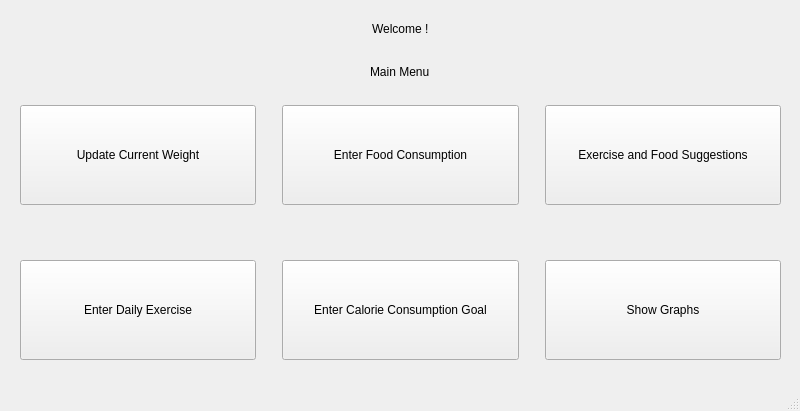
Old version of the form mainmenu.ui in the repository kevinlucas23/getFit.
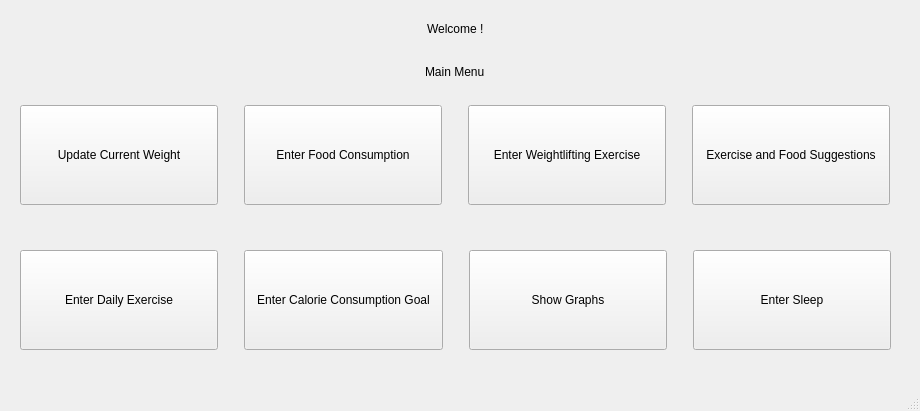
New version of the form.

Commit message: added two buttons

Patch:
```diff
--- a/mainmenu.ui
+++ b/mainmenu.ui
@@ -6,7 +6,7 @@
    <rect>
     <x>0</x>
     <y>0</y>
-    <width>800</width>
+    <width>920</width>
     <height>411</height>
    </rect>
   </property>
@@ -19,7 +19,7 @@
      <rect>
       <x>0</x>
       <y>100</y>
-      <width>801</width>
+      <width>910</width>
       <height>111</height>
      </rect>
     </property>
@@ -80,6 +80,41 @@
        <property name="text">
         <string>Enter Food Consumption</string>
        </property>
+       <property name="iconSize">
+        <size>
+         <width>16</width>
+         <height>16</height>
+        </size>
+       </property>
+      </widget>
+     </item>
+     <item>
+      <spacer name="horizontalSpacer_9">
+       <property name="orientation">
+        <enum>Qt::Horizontal</enum>
+       </property>
+       <property name="sizeType">
+        <enum>QSizePolicy::Fixed</enum>
+       </property>
+       <property name="sizeHint" stdset="0">
+        <size>
+         <width>20</width>
+         <height>10</height>
+        </size>
+       </property>
+      </spacer>
+     </item>
+     <item>
+      <widget class="QPushButton" name="pushButton_7">
+       <property name="minimumSize">
+        <size>
+         <width>0</width>
+         <height>100</height>
+        </size>
+       </property>
+       <property name="text">
+        <string>Enter Weightlifting Exercise</string>
+       </property>
       </widget>
      </item>
      <item>
@@ -133,8 +168,8 @@
     <property name="geometry">
      <rect>
       <x>0</x>
-      <y>250</y>
-      <width>801</width>
+      <y>240</y>
+      <width>911</width>
       <height>121</height>
      </rect>
     </property>
@@ -226,6 +261,35 @@
        </property>
       </widget>
      </item>
+     <item>
+      <spacer name="horizontalSpacer_10">
+       <property name="orientation">
+        <enum>Qt::Horizontal</enum>
+       </property>
+       <property name="sizeType">
+        <enum>QSizePolicy::Fixed</enum>
+       </property>
+       <property name="sizeHint" stdset="0">
+        <size>
+         <width>20</width>
+         <height>10</height>
+        </size>
+       </property>
+      </spacer>
+     </item>
+     <item>
+      <widget class="QPushButton" name="pushButton_8">
+       <property name="minimumSize">
+        <size>
+         <width>0</width>
+         <height>100</height>
+        </size>
+       </property>
+       <property name="text">
+        <string>Enter Sleep</string>
+       </property>
+      </widget>
+     </item>
      <item>
       <spacer name="horizontalSpacer_3">
        <property name="orientation">
@@ -249,7 +313,7 @@
      <rect>
       <x>0</x>
       <y>10</y>
-      <width>801</width>
+      <width>911</width>
       <height>80</height>
      </rect>
     </property>
```
Left out of the diff: 46 changed lines with no effect on the pictures. The commit also changes 12 other files.
